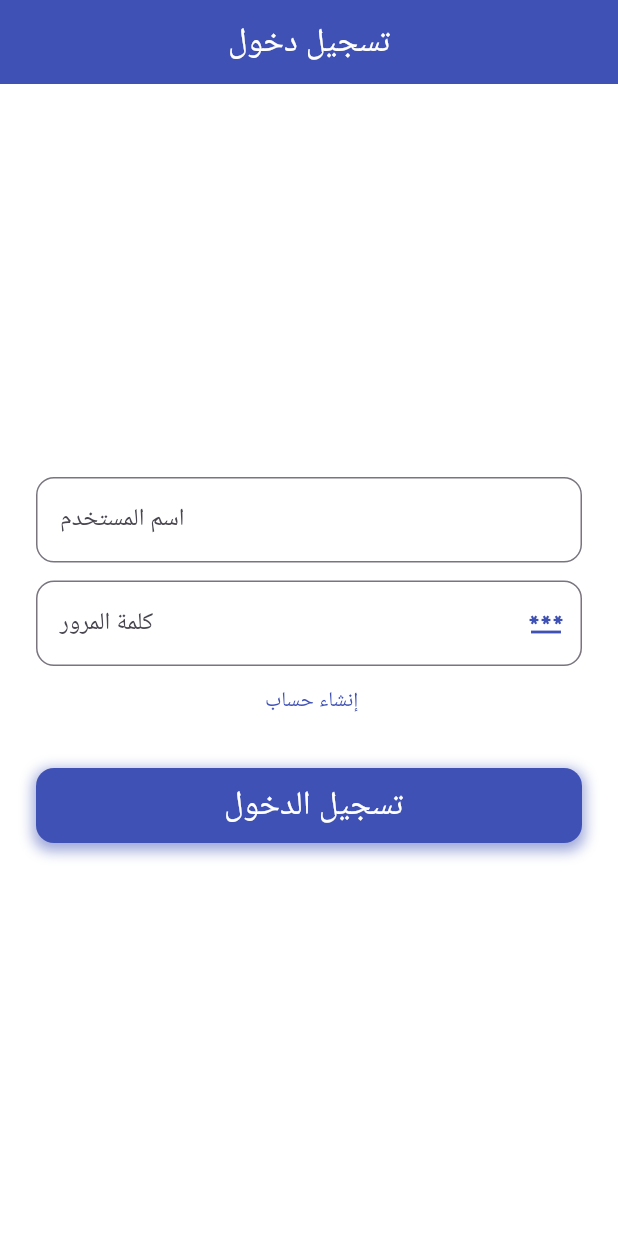
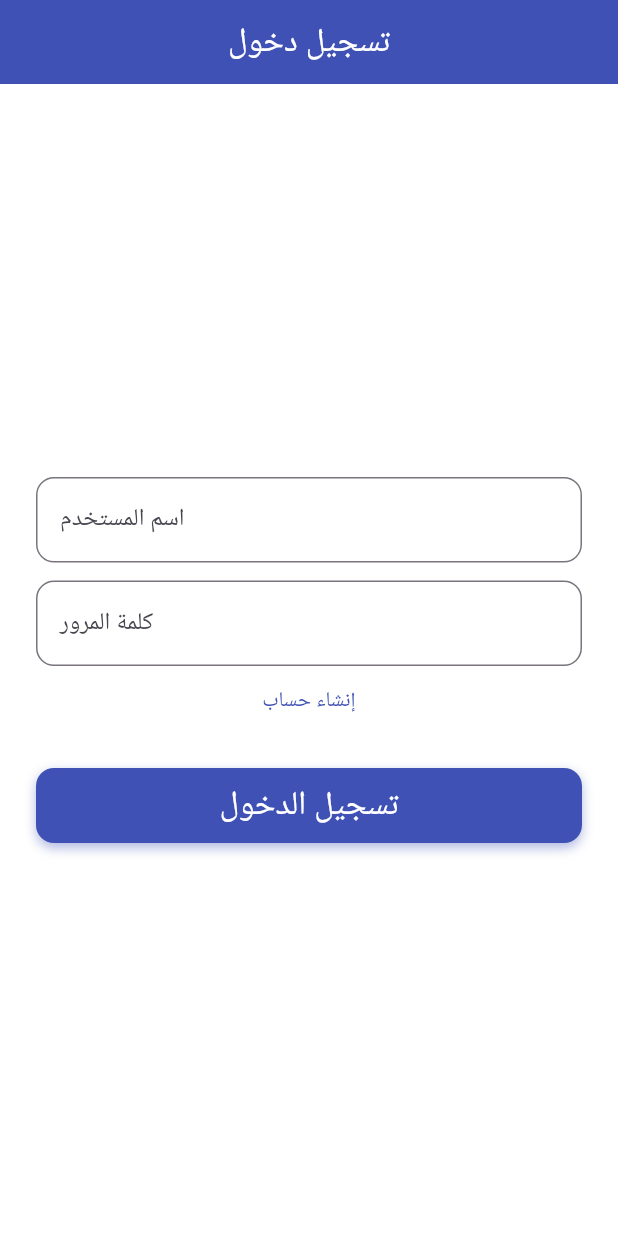
Before and after one commit to Moody20alshatri/mazinexam, a Flutter app: the screen it shows after launch, after a tap on "تسجيل الدخول", on a phone screen of 412 x 824 dp. Run offline on Flutter 3.47's test engine with Material 3 defaults, Android fonts, the phone set to English and light mode, and no system bars; our stand-ins replace shared_preferences.

Commit message:
update register screen

```diff
--- a/mazin/lib/Screen/Login.dart
+++ b/mazin/lib/Screen/Login.dart
@@ -1,10 +1,7 @@
-import 'dart:io';
-import 'package:mazin/Screen/Home.dart';
+import 'package:flutter/material.dart';
 import 'package:mazin/Screen/Menu.dart';
 import 'package:mazin/Screen/Register.dart';
-import 'package:mazin/main.dart';
-import 'package:path_provider/path_provider.dart';
-import 'package:flutter/material.dart';
+import 'package:mazin/helper/file.dart';
 
 class LoginPage extends StatefulWidget {
   const LoginPage({super.key});
@@ -15,59 +12,26 @@ class LoginPage extends StatefulWidget {
 
 class _LoginPageState extends State<LoginPage> {
   final _username = TextEditingController();
-  final _passowrd = TextEditingController();
+  final _password = TextEditingController();
 
-  String? msg;
 
-  Future<File> _getFile() async {
-    final dir = await getApplicationDocumentsDirectory();
-    return File("${dir.path}/user.txt");
-  }
+  final userFile = UserFile(); // ← الكلاس الجديد
 
-  Future<Map<String, String>> readUserData() async {
-    final file = await _getFile();
+ login() async {
+    final data = await userFile.readUser();
 
-    if (!await file.exists()) return {};
-
-    final text = await file.readAsString();
-
-    final lines = text.split("\n");
-
-    String username = "";
-    String password = "";
-
-    for (var line in lines) {
-      if (line.startsWith("username=")) {
-        username = line.replaceFirst("username=", "").trim();
-      } else if (line.startsWith("password=")) {
-        password = line.replaceFirst("password=", "").trim();
+    if(data != null){
+       if (_username.text.trim() == data["username"] &&
+        _password.text.trim() == data["password"])
+    {
+      Navigator.push(
+        context,
+        MaterialPageRoute(builder: (context) => Menu()),
+      );
     }
     }
 
-    return {"username": username, "password": password};
-  }
 
-  Future<void> login() async {
-    final saved = await readUserData();
-
-    if (saved.isEmpty) {
-      setState(() {
-        msg = "لا يوجد حساب مسجل!";
-      });
-      return;
-    }
-
-    if (_username.text.trim() == saved["username"] &&
-        _passowrd.text.trim() == saved["password"]) {
-      Navigator.push(
-        context,
-        MaterialPageRoute(builder: (context) =>  Menu()),
-      );
-    } else {
-      setState(() {
-        msg = "اسم المستخدم أو كلمة المرور خاطئة!";
-      });
-    }
   }
 
   @override
@@ -75,85 +39,76 @@ class _LoginPageState extends State<LoginPage> {
     return Scaffold(
       backgroundColor: Colors.white,
       appBar: AppBar(
-        title: const Text("تسجيل دخول", style: TextStyle(color: Colors.white),),
+        title: const Text("تسجيل دخول", style: TextStyle(color: Colors.white)),
         backgroundColor: Colors.indigo,
         centerTitle: true,
       ),
       body: Padding(
         padding: const EdgeInsets.all(24),
         child: Column(
-        mainAxisAlignment : MainAxisAlignment.center,
+          mainAxisAlignment: MainAxisAlignment.center,
           children: [
             TextField(
               controller: _username,
               decoration: const InputDecoration(
-                fillColor: Colors.white,
                 hintText: "اسم المستخدم",
                 border: OutlineInputBorder(
                   borderRadius: BorderRadius.all(Radius.circular(12)),
-                  borderSide: BorderSide(
-                    color: Colors.indigo,
-                    width: 2,
-                  )
-                ),
-              ),
-
-            ),
-            const SizedBox(height: 12),
-
-            TextField(
-              controller: _passowrd,
-              decoration: InputDecoration(
-
-                hintText: "كلمة المرور",
-                border: OutlineInputBorder(
-                  borderRadius: BorderRadius.all(Radius.circular(12)),
-                  borderSide: BorderSide(
-                    color: Colors.indigo,
-                    width: 2,
-                  )
-                ),
-                suffixIcon: IconButton(
-                  icon:
-                      Icon(Icons.password, color: Colors.indigo,),
-                  onPressed: () {
-                  },
                 ),
               ),
             ),
 
-              TextButton(onPressed: () {
+            const SizedBox(height: 12),
+
+            TextField(
+              controller: _password,
+              obscureText: true,
+              decoration: const InputDecoration(
+                hintText: "كلمة المرور",
+                border: OutlineInputBorder(
+                  borderRadius: BorderRadius.all(Radius.circular(12)),
+                ),
+              ),
+            ),
+
+            TextButton(
+              onPressed: () {
                 Navigator.push(
                   context,
-                MaterialPageRoute(builder: (context) =>  RegisterPage()),
+                  MaterialPageRoute(builder: (context) => RegisterPage()),
                 );
-              }, child: Text(' إنشاء حساب', style: TextStyle(color: Colors.indigo),)),
+              },
+              child: const Text(
+                'إنشاء حساب',
+                style: TextStyle(color: Colors.indigo),
+              ),
+            ),
+
             const SizedBox(height: 20),
+
             GestureDetector(
               onTap: login,
-                child: Center(
               child: Container(
                 width: double.infinity,
-                    height: 50  ,
-                    child:  Center(child: Text(" تسجيل الدخول",style: TextStyle(color: Colors.white,fontSize: 22),)),
+                height: 50,
+                alignment: Alignment.center,
                 decoration: BoxDecoration(
                   color: Colors.indigo,
                   borderRadius: BorderRadius.circular(12),
                   boxShadow: [
                     BoxShadow(
-                          color: Colors.indigo.withOpacity(0.5),
-                          spreadRadius: 2,
-                          blurRadius: 7,
-                          offset: const Offset(0, 3),
+                      color: Colors.indigo.withOpacity(0.4),
+                      blurRadius: 6,
+                      offset: Offset(0, 3),
                     ),
                   ],
                 ),
+                child: const Text(
+                  "تسجيل الدخول",
+                  style: TextStyle(color: Colors.white, fontSize: 22),
                 ),
               ),
-
-            )
-
-
+            ),
           ],
         ),
       ),
--- a/mazin/lib/helper/file.dart
+++ b/mazin/lib/helper/file.dart
@@ -1,11 +1,50 @@
 import 'dart:io';
-
 import 'package:path_provider/path_provider.dart';
 
-class Filehelper {
-  Future<File> _getFile() async {
-  final dir = await getApplicationDocumentsDirectory();
-  return File("${dir.path}/user.txt");
+class UserFile {
+  _getUserFile() async {
+    final dir = await getApplicationSupportDirectory();
+    return File("${dir.path}/user_data.txt");
+  }
+
+ saveUser(String username, String password) async {
+    final file = await _getUserFile();
+
+    final data = "username: $username, password: $password";
+
+    await file.writeAsString(data);
+  }
+
+   readUser() async {
+    try {
+      final file = await _getUserFile();
+      if (!await file.exists()) return null;
+
+      final text = await file.readAsString();
+
+      List<String> parts = text.split(",");
+
+      String username = "";
+      String password = "";
+
+      for (String part in parts) {
+        List<String> KeyVal = part.split(":");
+
+        if (KeyVal.length == 2) {
+          String key = KeyVal[0].trim();
+          String value = KeyVal[1].trim();
+
+          if (key == "username") username = value;
+          if (key == "password") password = value;
+        }
+      }
+
+      return {
+        "username": username,
+        "password": password,
+      };
+    } catch (e) {
+      return null;
+    }
+  }
 }
-
-}
```
Also changed, not shown: mazin/lib/Screen/Register.dart (+36 -58 lines). Lines whose indentation alone changed are shown as unchanged.
